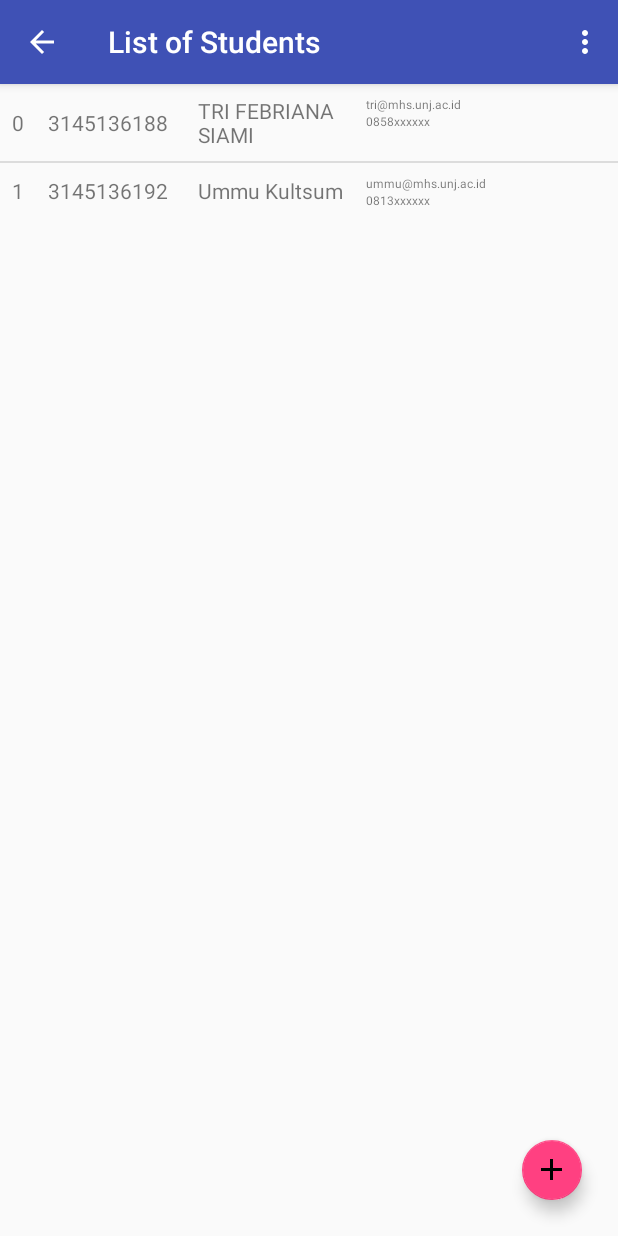
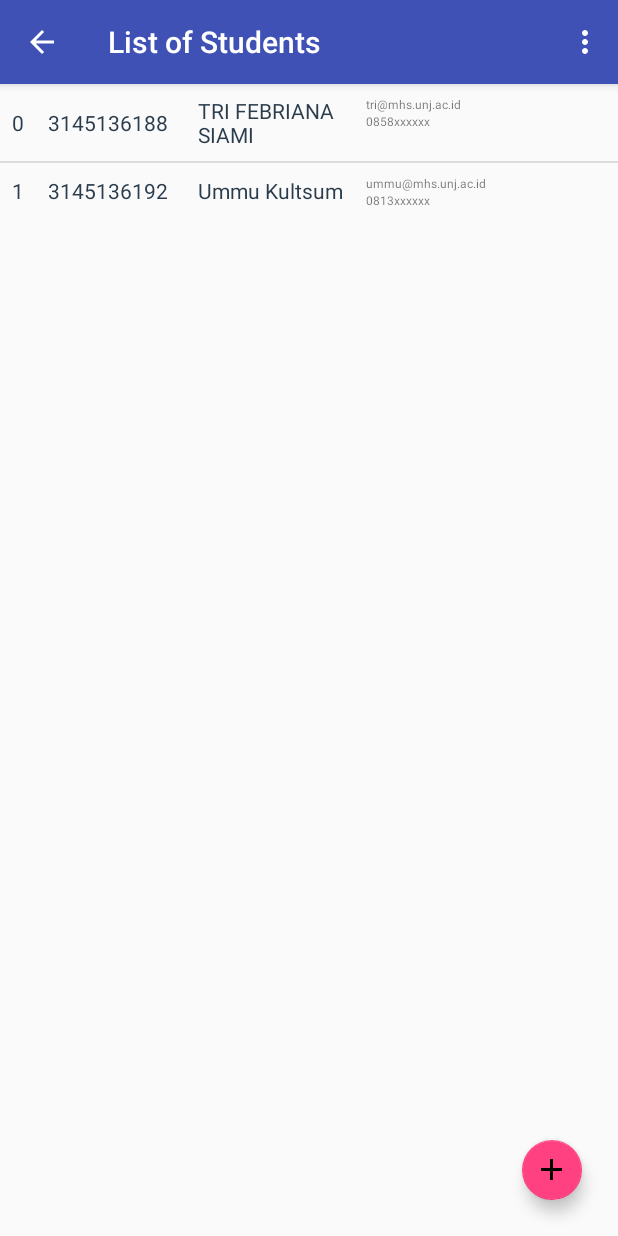
Before and after one commit to mekas/PracticeAdapter, an Android app: the StudentActivity screen opened directly, with no data from a screen before it, in the options menu, after a tap on "Create Dummy", on a phone screen of 412 x 824 dp. Run offline under Robolectric (Android 15) with nearby library versions, the phone set to English and light mode, and no system bars.

Commit message:
phase2-final

```diff
--- a/app/src/main/AndroidManifest.xml
+++ b/app/src/main/AndroidManifest.xml
@@ -39,11 +39,11 @@
         <activity
             android:name=".FormAddStudentActivity"
             android:label="@string/add_student_form"
-            android:parentActivityName=".MainActivity">
+            android:parentActivityName=".StudentActivity">
             <!-- Parent activity meta-data to support 4.0 and lower -->
             <meta-data
                 android:name="android.support.PARENT_ACTIVITY"
-                android:value=".MainActivity"/>
+                android:value=".StudentActivity"/>
         </activity>
 
 
--- a/app/src/main/java/com/example/pustikom/adapterplay/com/example/pustikom/user/StudentList.java
+++ b/app/src/main/java/com/example/pustikom/adapterplay/com/example/pustikom/user/StudentList.java
@@ -38,6 +38,10 @@ public class StudentList {
         return student;
     }
 
+    public void set(int index, Student student){
+        studentList.set(index, student);
+    }
+
     public Student remove(int index){
         Student student = studentList.remove(index);
         resetCounterId(index);
--- a/app/src/main/res/layout/student_instance.xml
+++ b/app/src/main/res/layout/student_instance.xml
@@ -11,6 +11,7 @@
         android:id="@+id/student_id"
         android:gravity="center_vertical"
         android:padding="8dp"
+        android:textColor="#2B3D4D"
         />
 
     <TextView
@@ -20,6 +21,7 @@
         android:id="@+id/student_noreg"
         android:padding="8dp"
         android:gravity="center_vertical"
+        android:textColor="#2B3D4D"
         />
 
     <TextView
@@ -28,7 +30,9 @@
         android:text="Name"
         android:gravity="center_vertical"
         android:padding="8dp"
-        android:id="@+id/student_name"/>
+        android:id="@+id/student_name"
+        android:textColor="#2B3D4D"
+        />
 
     <RelativeLayout
         android:layout_width="match_parent"
```
Also changed, not shown: app/src/main/java/com/example/pustikom/adapterplay/FormAddStudentActivity.java (+38 -17 lines).
